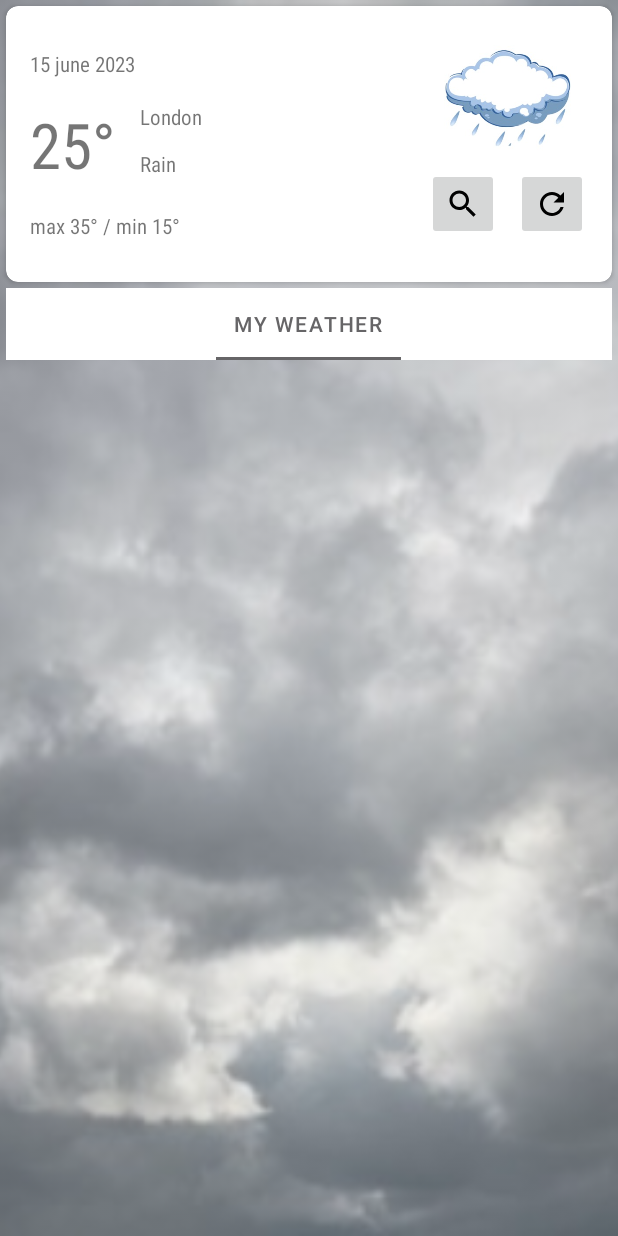
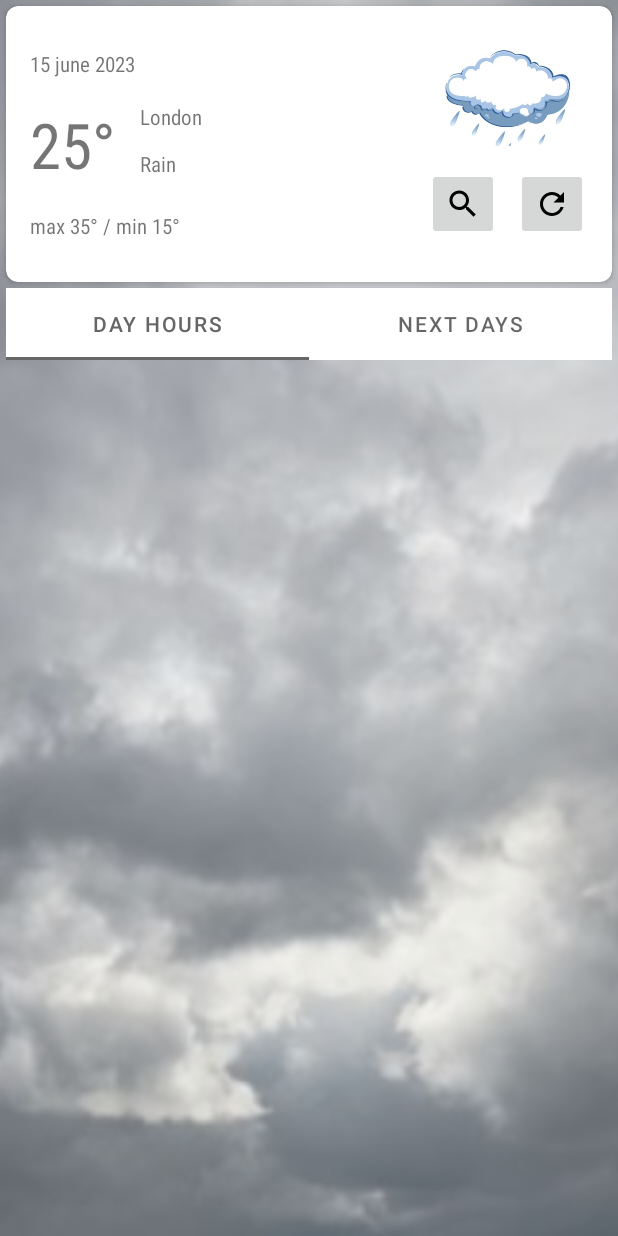
Before and after one commit to Niko185/My_Weather, an Android app: the layout fragment_main.xml on its own in the app's theme, with its tools: preview values and no code run, on a phone screen of 412 x 824 dp. Run offline under Robolectric (Android 15) with nearby library versions, the phone set to English and light mode, and no system bars; Roboto replaces fonts that are not available here.

Commit message:
Init ViewPager

```diff
--- a/app/src/main/res/layout/fragment_main.xml
+++ b/app/src/main/res/layout/fragment_main.xml
@@ -8,7 +8,7 @@
     tools:context=".view.fragments.MainFragment">
 
     <ImageView
-        android:id="@+id/imageView"
+        android:id="@+id/backgroundImage"
         android:layout_width="0dp"
         android:layout_height="0dp"
         android:alpha="0.7"
@@ -22,21 +22,21 @@
         app:layout_constraintVertical_bias="0.0" />
 
     <androidx.cardview.widget.CardView
-        android:id="@+id/cardView"
+        android:id="@+id/headCard"
         android:layout_width="0dp"
         android:layout_height="wrap_content"
         android:layout_margin="4dp"
         app:cardCornerRadius="8dp"
         app:layout_constraintEnd_toEndOf="parent"
         app:layout_constraintStart_toStartOf="parent"
-        app:layout_constraintTop_toTopOf="@+id/imageView">
+        app:layout_constraintTop_toTopOf="@+id/backgroundImage">
 
         <androidx.constraintlayout.widget.ConstraintLayout
             android:layout_width="match_parent"
             android:layout_height="184dp">
 
             <TextView
-                android:id="@+id/textView"
+                android:id="@+id/textMainTemperature"
                 android:layout_width="wrap_content"
                 android:layout_height="wrap_content"
                 android:layout_marginStart="16dp"
@@ -48,51 +48,51 @@
                 app:layout_constraintTop_toTopOf="parent" />
 
             <TextView
-                android:id="@+id/textView2"
+                android:id="@+id/textCity"
                 android:layout_width="wrap_content"
                 android:layout_height="wrap_content"
                 android:layout_marginStart="16dp"
                 android:fontFamily="sans-serif-condensed"
                 android:text="London"
-                app:layout_constraintStart_toEndOf="@+id/textView"
-                app:layout_constraintTop_toTopOf="@+id/textView" />
+                app:layout_constraintStart_toEndOf="@+id/textMainTemperature"
+                app:layout_constraintTop_toTopOf="@+id/textMainTemperature" />
 
             <TextView
-                android:id="@+id/textView3"
+                android:id="@+id/textInterval"
                 android:layout_width="wrap_content"
                 android:layout_height="wrap_content"
                 android:layout_marginTop="16dp"
                 android:fontFamily="sans-serif-condensed"
                 android:text="max 35° / min 15°"
-                app:layout_constraintStart_toStartOf="@+id/textView"
-                app:layout_constraintTop_toBottomOf="@+id/textView" />
+                app:layout_constraintStart_toStartOf="@+id/textMainTemperature"
+                app:layout_constraintTop_toBottomOf="@+id/textMainTemperature" />
 
             <TextView
-                android:id="@+id/textView4"
+                android:id="@+id/textFeeling"
                 android:layout_width="wrap_content"
                 android:layout_height="wrap_content"
                 android:layout_marginTop="5dp"
                 android:fontFamily="sans-serif-condensed"
                 android:gravity="start"
                 android:text="Rain"
-                app:layout_constraintBottom_toBottomOf="@+id/textView"
-                app:layout_constraintEnd_toEndOf="@+id/textView2"
+                app:layout_constraintBottom_toBottomOf="@+id/textMainTemperature"
+                app:layout_constraintEnd_toEndOf="@+id/textCity"
                 app:layout_constraintHorizontal_bias="0.0"
-                app:layout_constraintStart_toStartOf="@+id/textView2"
-                app:layout_constraintTop_toBottomOf="@+id/textView2" />
+                app:layout_constraintStart_toStartOf="@+id/textCity"
+                app:layout_constraintTop_toBottomOf="@+id/textCity" />
 
             <TextView
-                android:id="@+id/textView5"
+                android:id="@+id/textDayData"
                 android:layout_width="wrap_content"
                 android:layout_height="wrap_content"
                 android:layout_marginBottom="16dp"
                 android:fontFamily="sans-serif-condensed"
                 android:text="15 june 2023"
-                app:layout_constraintBottom_toTopOf="@+id/textView"
-                app:layout_constraintStart_toStartOf="@+id/textView" />
+                app:layout_constraintBottom_toTopOf="@+id/textMainTemperature"
+                app:layout_constraintStart_toStartOf="@+id/textMainTemperature" />
 
             <ImageView
-                android:id="@+id/imageView3"
+                android:id="@+id/imageWeather"
                 android:layout_width="107dp"
                 android:layout_height="72dp"
                 android:layout_marginTop="26dp"
@@ -102,24 +102,24 @@
                 app:layout_constraintTop_toTopOf="parent" />
 
             <ImageButton
-                android:id="@+id/imageButton2"
-                tools:ignore="SpeakableTextPresentCheck"
+                android:id="@+id/buttonUpdate"
                 android:layout_width="48dp"
                 android:layout_height="48dp"
                 android:src="@drawable/ic_refresh_24dp"
-                app:layout_constraintBottom_toBottomOf="@+id/imageButton3"
-                app:layout_constraintEnd_toEndOf="@+id/imageView3"
-                app:layout_constraintTop_toTopOf="@+id/imageButton3" />
+                app:layout_constraintBottom_toBottomOf="@+id/buttonSearch"
+                app:layout_constraintEnd_toEndOf="@+id/imageWeather"
+                app:layout_constraintTop_toTopOf="@+id/buttonSearch"
+                tools:ignore="SpeakableTextPresentCheck" />
 
             <ImageButton
-                android:id="@+id/imageButton3"
+                android:id="@+id/buttonSearch"
                 tools:ignore="SpeakableTextPresentCheck"
                 android:layout_width="48dp"
                 android:layout_height="48dp"
                 android:layout_marginTop="10dp"
                 android:src="@drawable/ic_search_24dp"
-                app:layout_constraintStart_toStartOf="@+id/imageView3"
-                app:layout_constraintTop_toBottomOf="@+id/imageView3" />
+                app:layout_constraintStart_toStartOf="@+id/imageWeather"
+                app:layout_constraintTop_toBottomOf="@+id/imageWeather" />
 
         </androidx.constraintlayout.widget.ConstraintLayout>
 
@@ -132,9 +132,9 @@
         android:layout_margin="4dp"
         app:circularflow_defaultRadius="8dp"
         app:circularflow_radiusInDP="8dp"
-        app:layout_constraintEnd_toEndOf="@+id/cardView"
-        app:layout_constraintStart_toStartOf="@+id/cardView"
-        app:layout_constraintTop_toBottomOf="@+id/cardView"
+        app:layout_constraintEnd_toEndOf="@+id/headCard"
+        app:layout_constraintStart_toStartOf="@+id/headCard"
+        app:layout_constraintTop_toBottomOf="@+id/headCard"
         tools:ignore="SpeakableTextPresentCheck" >
 
         <com.google.android.material.tabs.TabItem
@@ -142,14 +142,20 @@
             android:layout_width="wrap_content"
             android:contentDescription=""
             android:layout_height="wrap_content"
-            android:text="@string/app_name" />
+            android:text="@string/tab_item_day_hours" />
+        <com.google.android.material.tabs.TabItem
+            tools:ignore="SpeakableTextPresentCheck"
+            android:layout_width="wrap_content"
+            android:contentDescription=""
+            android:layout_height="wrap_content"
+            android:text="@string/tab_item_next_days" />
 
 
     </com.google.android.material.tabs.TabLayout>
 
 
-
     <androidx.viewpager2.widget.ViewPager2
+        android:id="@+id/viewPager"
         android:layout_width="0dp"
         android:layout_height="0dp"
         android:layout_marginTop="4dp"
--- a/app/src/main/res/values/strings.xml
+++ b/app/src/main/res/values/strings.xml
@@ -1,5 +1,6 @@
 <resources>
     <string name="app_name">My Weather</string>
-    <!-- TODO: Remove or change this placeholder text -->
-    <string name="hello_blank_fragment">Hello blank fragment</string>
+    <string name="tab_item_day_hours">Day Hours</string>
+    <string name="tab_item_next_days">Next Days</string>
+
 </resources>
--- a/app/src/main/res/values/themes.xml
+++ b/app/src/main/res/values/themes.xml
@@ -6,8 +6,8 @@
         <item name="colorPrimaryVariant">#5A5A5A</item>
         <item name="colorOnPrimary">@color/white</item>
         <!-- Secondary brand color. -->
-        <item name="colorSecondary">#617876</item>
-        <item name="colorSecondaryVariant">#496363</item>
+        <item name="colorSecondary">#4BD3C7</item>
+        <item name="colorSecondaryVariant">#3DF3F3</item>
         <item name="colorOnSecondary">@color/black</item>
         <!-- Status bar color. -->
         <item name="android:statusBarColor">?attr/colorPrimaryVariant</item>
```
Also changed, not shown: app/build.gradle (+9 -6 lines), app/src/main/java/com/example/myweather/view/adapters/ViewPagerAdapter.kt (added, +17 -0 lines), app/src/main/java/com/example/myweather/view/fragments/DayHoursFragment.kt (added, +29 -0 lines), app/src/main/java/com/example/myweather/view/fragments/MainFragment.kt (+26 -0 lines), app/src/main/java/com/example/myweather/view/fragments/NextDaysFragment.kt (added, +27 -0 lines), app/src/main/res/layout/fragment__day_hours.xml (added, +15 -0 lines), app/src/main/res/layout/fragment_next_days.xml (added, +15 -0 lines).
